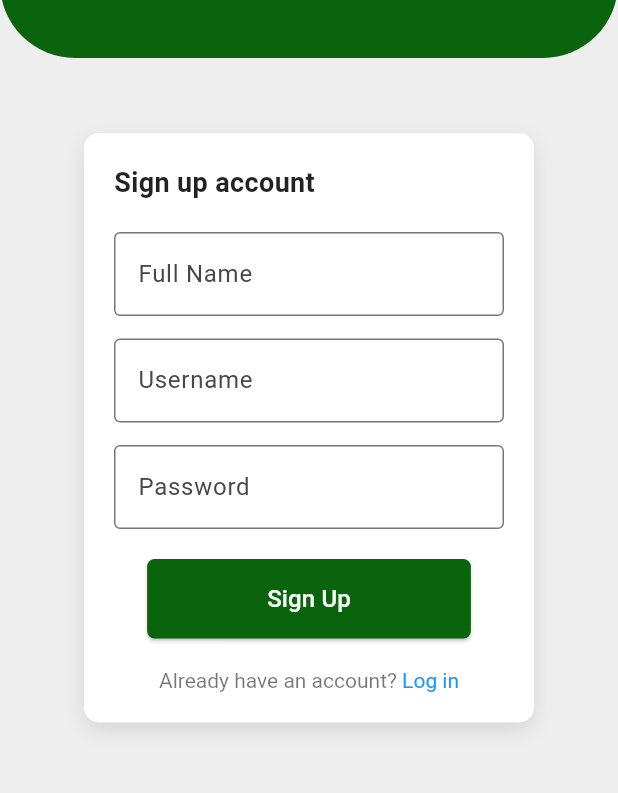
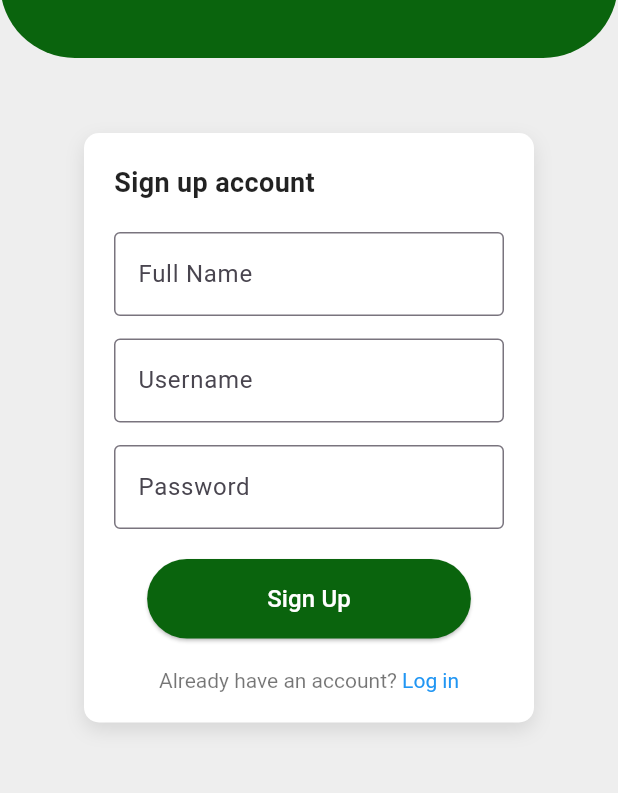
Before and after one commit to iZilchi/Quiz-Whiz, a Flutter app: the screen it shows after launch, after a tap on "Sign Up now", on a phone screen of 412 x 824 dp, the part 167-960 px from its top. Run offline on Flutter 3.47's test engine with Material 3 defaults, Android fonts, the phone set to English and light mode, and no system bars; network calls fail.

Commit message:
#frontend update

```diff
--- a/lib/main.dart
+++ b/lib/main.dart
@@ -2,7 +2,6 @@
 import 'package:flutter/material.dart';
 import 'pages/home_page.dart';
 import 'navigation buttons/quiz_screen.dart';
-import 'navigation buttons/add_screen.dart';
 import 'navigation buttons/subject_screen.dart';
 import 'navigation buttons/profile_screen.dart';
 import 'pages/login_page.dart';
@@ -18,12 +17,11 @@ class QuizWhizApp extends StatelessWidget {
       title: 'Quiz Whiz',
       theme: ThemeData(primarySwatch: Colors.green),
       debugShowCheckedModeBanner: false,
-      initialRoute: '/login', // Start with the login screen
+      initialRoute: '/login',
       routes: {
         '/login': (context) => LoginPage(),
         '/home': (context) => HomePage(),
         '/quiz': (context) => QuizScreen(),
-        '/add': (context) => AddScreen(),
         '/subjects': (context) => SubjectScreen(),
         '/profile': (context) => ProfileScreen(),
       },
--- a/lib/pages/login_page.dart
+++ b/lib/pages/login_page.dart
@@ -3,6 +3,8 @@ import 'signup_page.dart';
 import '../widgets/header.dart';
 
 class LoginPage extends StatelessWidget {
+  const LoginPage({super.key});
+
   @override
   Widget build(BuildContext context) {
     return Scaffold(
@@ -10,52 +12,53 @@ class LoginPage extends StatelessWidget {
       body: SingleChildScrollView(
         child: Column(
           children: [
-            Header(title: 'QUIZ\nWHIZ'),
+            const Header(title: 'QUIZ\nWHIZ'),
             Padding(
               padding: const EdgeInsets.symmetric(vertical: 50.0, horizontal: 20.0),
               child: Center(
                 child: Container(
                   width: 300,
-                  padding: EdgeInsets.all(20),
+                  padding: const EdgeInsets.all(20),
                   decoration: BoxDecoration(
                     color: Colors.white,
-                    borderRadius: BorderRadius.circular(10),
+                    borderRadius: BorderRadius.circular(20), // Container border radius
                     boxShadow: [
                       BoxShadow(
-                        color: Colors.black.withOpacity(0.1),
+                        color: Colors.black.withOpacity(0.3),
                         blurRadius: 10,
-                        offset: Offset(0, 5),
+                        offset: const Offset(0, 5),
                       ),
                     ],
                   ),
                   child: Column(
                     mainAxisSize: MainAxisSize.min,
-                    crossAxisAlignment: CrossAxisAlignment.start,
+                    crossAxisAlignment: CrossAxisAlignment.center, // Center-align content
                     children: [
-                      Text(
+                      const Text(
                         'Log in to your account',
                         style: TextStyle(
                           fontSize: 18,
                           fontWeight: FontWeight.bold,
-                          color: Colors.black87,
+                          color: Color.fromARGB(221, 0, 0, 0),
                         ),
+                        textAlign: TextAlign.center, // Center-align text
                       ),
-                      SizedBox(height: 20),
-                      TextField(
+                      const SizedBox(height: 20),
+                      const TextField(
                         decoration: InputDecoration(
                           labelText: 'Username',
                           border: OutlineInputBorder(),
                         ),
                       ),
-                      SizedBox(height: 15),
-                      TextField(
+                      const SizedBox(height: 15),
+                      const TextField(
                         decoration: InputDecoration(
                           labelText: 'Password',
                           border: OutlineInputBorder(),
                         ),
                         obscureText: true,
                       ),
-                      SizedBox(height: 20),
+                      const SizedBox(height: 20),
                       Center(
                         child: ElevatedButton(
                           onPressed: () {
@@ -64,23 +67,23 @@ class LoginPage extends StatelessWidget {
                           },
                           style: ElevatedButton.styleFrom(
                             backgroundColor: const Color.fromARGB(255, 10, 100, 13),
-                            padding: EdgeInsets.symmetric(horizontal: 80, vertical: 15),
+                            padding: const EdgeInsets.symmetric(horizontal: 80, vertical: 15),
                             shape: RoundedRectangleBorder(
-                              borderRadius: BorderRadius.circular(5),
+                              borderRadius: BorderRadius.circular(30), // Adjusted border radius for button
                             ),
                           ),
-                          child: Text(
+                          child: const Text(
                             'Sign In',
                             style: TextStyle(fontSize: 16, color: Colors.white),
                           ),
                         ),
                       ),
-                      SizedBox(height: 20),
+                      const SizedBox(height: 20),
                       Center(
                         child: Row(
                           mainAxisAlignment: MainAxisAlignment.center,
                           children: [
-                            Text("Don't have an account? ", style: TextStyle(color: Colors.black54)),
+                            const Text("Don't have an account? ", style: TextStyle(color: Colors.black54)),
                             TextButton(
                               onPressed: () {
                                 // Navigate to SignUpPage on "Sign Up now" click
@@ -89,7 +92,7 @@ class LoginPage extends StatelessWidget {
                                   MaterialPageRoute(builder: (context) => SignUpPage()),
                                 );
                               },
-                              child: Text(
+                              child: const Text(
                                 "Sign Up now",
                                 style: TextStyle(color: Colors.blue),
                               ),
--- a/lib/pages/signup_page.dart
+++ b/lib/pages/signup_page.dart
@@ -4,6 +4,8 @@ import 'home_page.dart';
 import '../widgets/header.dart';
 
 class SignUpPage extends StatelessWidget {
+  const SignUpPage({super.key});
+
   @override
   Widget build(BuildContext context) {
     return Scaffold(
@@ -11,13 +13,13 @@ class SignUpPage extends StatelessWidget {
       body: SingleChildScrollView(
         child: Column(
           children: [
-            Header(title: 'QUIZ\nWHIZ'),
+            const Header(title: 'QUIZ\nWHIZ'),
             Padding(
               padding: const EdgeInsets.symmetric(vertical: 50.0, horizontal: 20.0),
               child: Center(
                 child: Container(
                   width: 300,
-                  padding: EdgeInsets.all(20),
+                  padding: const EdgeInsets.all(20),
                   decoration: BoxDecoration(
                     color: Colors.white,
                     borderRadius: BorderRadius.circular(10),
@@ -25,7 +27,7 @@ class SignUpPage extends StatelessWidget {
                       BoxShadow(
                         color: Colors.black.withOpacity(0.1),
                         blurRadius: 10,
-                        offset: Offset(0, 5),
+                        offset: const Offset(0, 5),
                       ),
                     ],
                   ),
@@ -33,7 +35,7 @@ class SignUpPage extends StatelessWidget {
                     mainAxisSize: MainAxisSize.min,
                     crossAxisAlignment: CrossAxisAlignment.start,
                     children: [
-                      Text(
+                      const Text(
                         'Sign up account',
                         style: TextStyle(
                           fontSize: 18,
@@ -41,29 +43,29 @@ class SignUpPage extends StatelessWidget {
                           color: Colors.black87,
                         ),
                       ),
-                      SizedBox(height: 20),
-                      TextField(
+                      const SizedBox(height: 20),
+                      const TextField(
                         decoration: InputDecoration(
                           labelText: 'Full Name',
                           border: OutlineInputBorder(),
                         ),
                       ),
-                      SizedBox(height: 15),
-                      TextField(
+                      const SizedBox(height: 15),
+                      const TextField(
                         decoration: InputDecoration(
                           labelText: 'Username',
                           border: OutlineInputBorder(),
                         ),
                       ),
-                      SizedBox(height: 15),
-                      TextField(
+                      const SizedBox(height: 15),
+                      const TextField(
                         decoration: InputDecoration(
                           labelText: 'Password',
                           border: OutlineInputBorder(),
                         ),
                         obscureText: true,
                       ),
-                      SizedBox(height: 20),
+                      const SizedBox(height: 20),
                       Center(
                         child: ElevatedButton(
                           onPressed: () {
@@ -75,27 +77,27 @@ class SignUpPage extends StatelessWidget {
                           },
                           style: ElevatedButton.styleFrom(
                             backgroundColor: const Color.fromARGB(255, 10, 100, 13),
-                            padding: EdgeInsets.symmetric(horizontal: 80, vertical: 15),
+                            padding: const EdgeInsets.symmetric(horizontal: 80, vertical: 15),
                             shape: RoundedRectangleBorder(
-                              borderRadius: BorderRadius.circular(5),
+                              borderRadius: BorderRadius.circular(30),
                             ),
                           ),
-                          child: Text(
+                          child: const Text(
                             'Sign Up',
                             style: TextStyle(fontSize: 16, color: Colors.white),
                           ),
                         ),
                       ),
-                      SizedBox(height: 20),
+                      const SizedBox(height: 20),
                       Center(
                         child: RichText(
                           text: TextSpan(
                             text: "Already have an account? ",
-                            style: TextStyle(color: Colors.black54),
+                            style: const TextStyle(color: Colors.black54),
                             children: [
                               TextSpan(
                                 text: "Log in",
-                                style: TextStyle(color: Colors.blue),
+                                style: const TextStyle(color: Colors.blue),
                                 recognizer: TapGestureRecognizer()
                                   ..onTap = () {
                                     // Navigate back to LoginPage on "Log in" click
--- a/lib/widgets/header.dart
+++ b/lib/widgets/header.dart
@@ -4,14 +4,14 @@ class Header extends StatelessWidget {
   final String title;
   final bool isHomePage;
 
-  const Header({required this.title, this.isHomePage = false});
+  const Header({super.key, required this.title, this.isHomePage = false});
 
   @override
   Widget build(BuildContext context) {
     return Container(
       width: double.infinity,
       height: 150,
-      decoration: BoxDecoration(
+      decoration: const BoxDecoration(
         color: Color.fromARGB(255, 10, 100, 13),
         borderRadius: BorderRadius.only(
           bottomLeft: Radius.circular(50),
@@ -19,11 +19,11 @@ class Header extends StatelessWidget {
         ),
       ),
       alignment: Alignment.bottomCenter,
-      padding: EdgeInsets.only(bottom: 20),
+      padding: const EdgeInsets.only(bottom: 20),
       child: Center(  // Center the title in the header
         child: Text(
           title,
-          style: TextStyle(
+          style: const TextStyle(
             fontSize: 32,
             color: Colors.white,
             fontWeight: FontWeight.bold,
```
Also changed, not shown: lib/navigation buttons/add_screen.dart (deleted, +0 -201 lines), lib/navigation buttons/home_content.dart (deleted, +0 -13 lines), lib/navigation buttons/profile_screen.dart (+42 -31 lines), lib/navigation buttons/quiz_screen.dart (+10 -8 lines), lib/navigation buttons/subject_screen.dart (+120 -60 lines), lib/pages/home_page.dart (+18 -10 lines), lib/subject function/add_flashcards_screen.dart (added, +84 -0 lines), widget_test.dart (deleted, +0 -33 lines), 1 other file.
